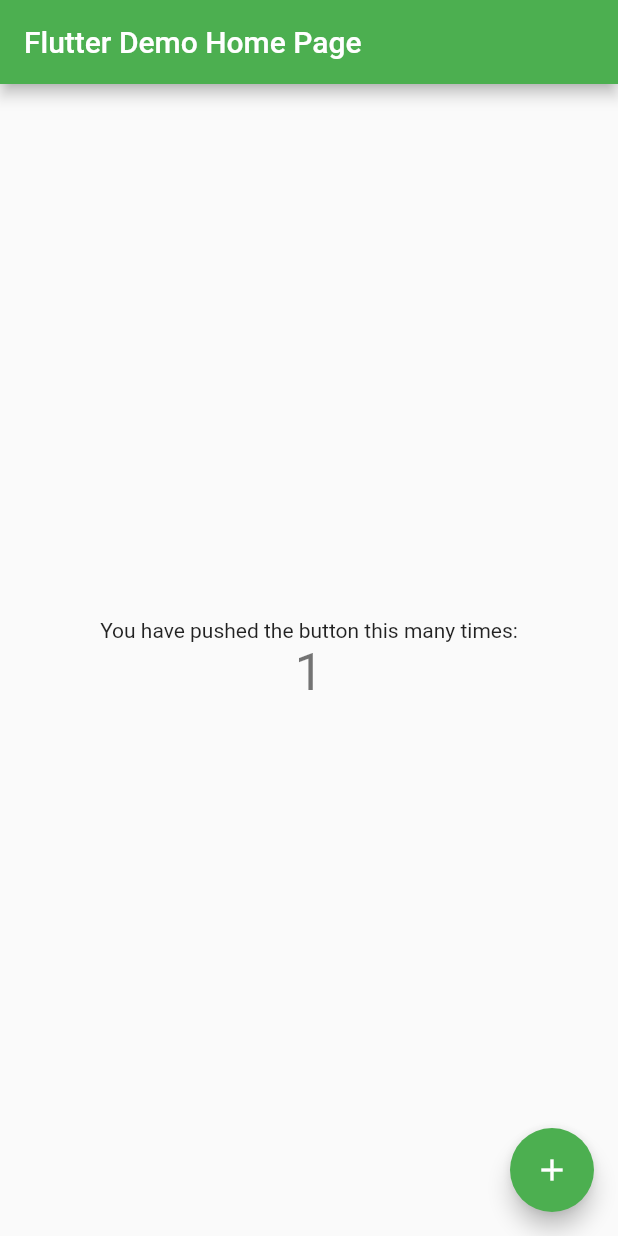
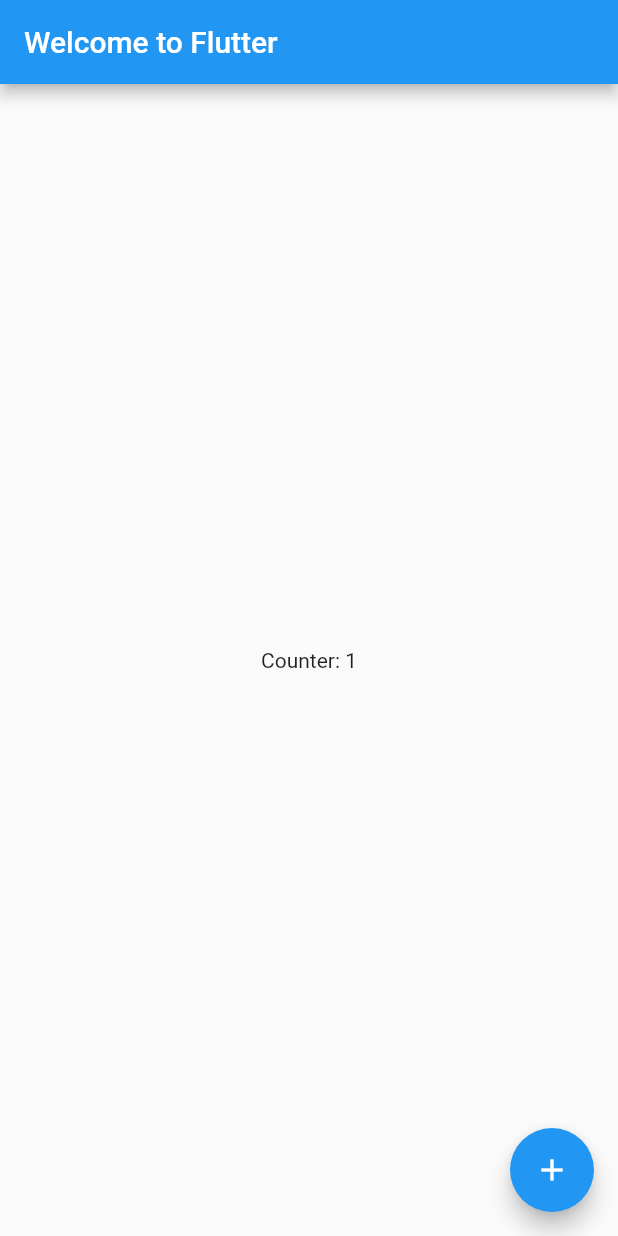
Before and after one commit to hslzr/Flutter-demo, a Flutter app: the screen it shows after launch, after a tap on the "add" icon, on a phone screen of 412 x 824 dp. Run offline on Flutter 3.47's test engine with Material 2 defaults, Android fonts, the light colour scheme and no system bars.

Commit message:
Created my own main.dart

```diff
--- a/lib/main.dart
+++ b/lib/main.dart
@@ -1,115 +1,53 @@
 import 'package:flutter/material.dart';
 
 void main() {
-  runApp(const MyApp());
+  runApp(MyApp());
 }
 
-class MyApp extends StatelessWidget {
-  const MyApp({Key? key}) : super(key: key);
-
-  // This widget is the root of your application.
+class MyApp extends StatelessWidget{
   @override
   Widget build(BuildContext context) {
     return MaterialApp(
-      title: 'Flutter Demo',
-      theme: ThemeData(
-        // This is the theme of your application.
-        //
-        // Try running your application with "flutter run". You'll see the
-        // application has a blue toolbar. Then, without quitting the app, try
-        // changing the primarySwatch below to Colors.green and then invoke
-        // "hot reload" (press "r" in the console where you ran "flutter run",
-        // or simply save your changes to "hot reload" in a Flutter IDE).
-        // Notice that the counter didn't reset back to zero; the application
-        // is not restarted.
-        primarySwatch: Colors.green,
-      ),
-      home: const MyHomePage(title: 'Flutter Demo Home Page'),
+      home: HomePage(),
     );
   }
 }
 
-class MyHomePage extends StatefulWidget {
-  const MyHomePage({Key? key, required this.title}) : super(key: key);
+class HomePage extends StatefulWidget{
+  @override
+  State createState() {
+    return _HomePage();
+  }
+}
 
-  // This widget is the home page of your application. It is stateful, meaning
-  // that it has a State object (defined below) that contains fields that affect
-  // how it looks.
-
-  // This class is the configuration for the state. It holds the values (in this
-  // case the title) provided by the parent (in this case the App widget) and
-  // used by the build method of the State. Fields in a Widget subclass are
-  // always marked "final".
-
-  final String title;
+class _HomePage extends State{
+  int counter = 0;
 
   @override
-  State<MyHomePage> createState() => _MyHomePageState();
-}
-
-class _MyHomePageState extends State<MyHomePage> {
-  int _counter = 0;
-
-  void _incrementCounter() {
-    setState(() {
-      // This call to setState tells the Flutter framework that something has
-      // changed in this State, which causes it to rerun the build method below
-      // so that the display can reflect the updated values. If we changed
-      // _counter without calling setState(), then the build method would not be
-      // called again, and so nothing would appear to happen.
-      _counter++;
-    });
+  void initState() {
+    counter = 0;
+    super.initState();
   }
 
   @override
   Widget build(BuildContext context) {
-    // This method is rerun every time setState is called, for instance as done
-    // by the _incrementCounter method above.
-    //
-    // The Flutter framework has been optimized to make rerunning build methods
-    // fast, so that you can just rebuild anything that needs updating rather
-    // than having to individually change instances of widgets.
     return Scaffold(
       appBar: AppBar(
-        // Here we take the value from the MyHomePage object that was created by
-        // the App.build method, and use it to set our appbar title.
-        title: Text(widget.title),
+        title: Text("Welcome to Flutter")
       ),
+
+      floatingActionButton: FloatingActionButton(
+        onPressed: (){
+          setState(() {
+            counter++;
+          });
+        },
+        child: Icon(Icons.add),
+      ),
+
       body: Center(
-        // Center is a layout widget. It takes a single child and positions it
-        // in the middle of the parent.
-        child: Column(
-          // Column is also a layout widget. It takes a list of children and
-          // arranges them vertically. By default, it sizes itself to fit its
-          // children horizontally, and tries to be as tall as its parent.
-          //
-          // Invoke "debug painting" (press "p" in the console, choose the
-          // "Toggle Debug Paint" action from the Flutter Inspector in Android
-          // Studio, or the "Toggle Debug Paint" command in Visual Studio Code)
-          // to see the wireframe for each widget.
-          //
-          // Column has various properties to control how it sizes itself and
-          // how it positions its children. Here we use mainAxisAlignment to
-          // center the children vertically; the main axis here is the vertical
-          // axis because Columns are vertical (the cross axis would be
-          // horizontal).
-          mainAxisAlignment: MainAxisAlignment.center,
-          children: <Widget>[
-            const Text(
-              'You have pushed the button this many times:',
-            ),
-            Text(
-              '$_counter',
-              style: Theme.of(context).textTheme.headline4,
-            ),
-          ],
-        ),
-      ),
-      floatingActionButton: FloatingActionButton(
-        onPressed: _incrementCounter,
-        tooltip: 'Increment',
-        child: const Icon(Icons.add),
-      ), // This trailing comma makes auto-formatting nicer for build methods.
+        child: Text("Counter: $counter"),
+      )
     );
   }
 }
```
Also changed, not shown: lib/old_main.dart (added, +115 -0 lines).
